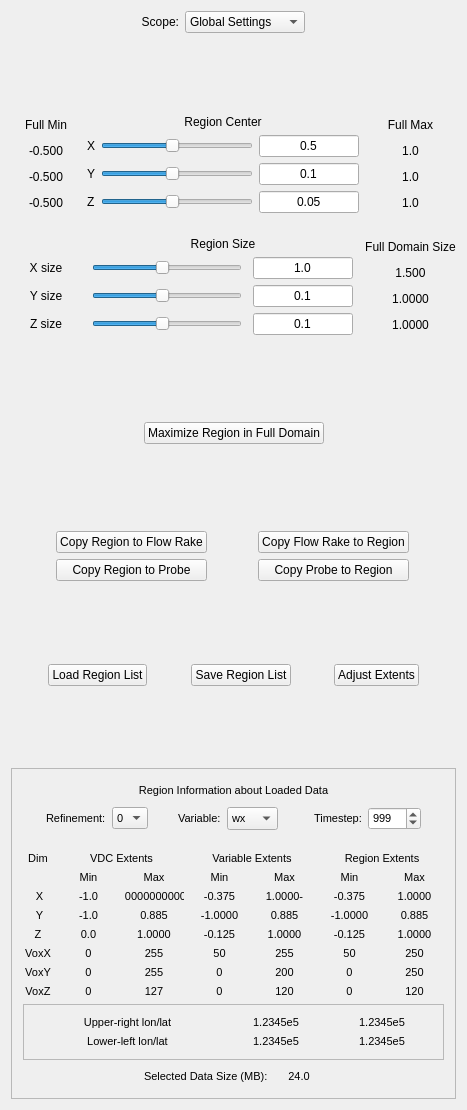
Before: the Qt Designer form apps/vaporgui/guis/ui/regiontab.ui in yyr/vapor, drawn with Qt 5.
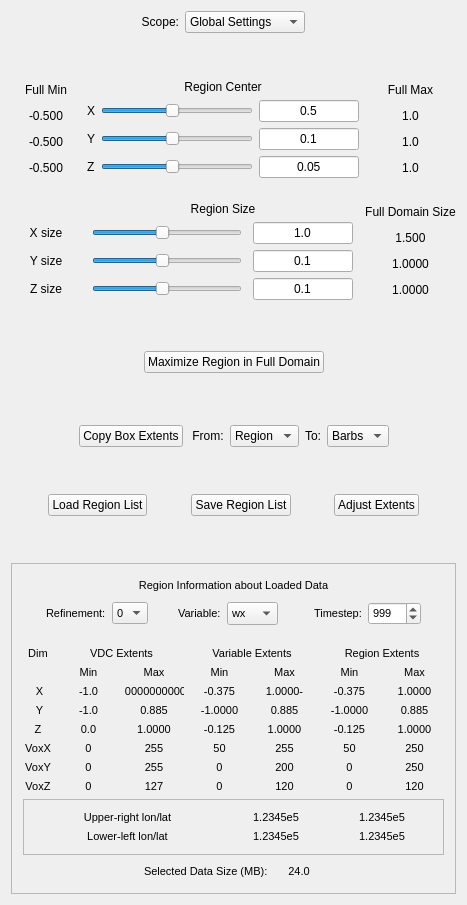
After: the same form once the commit is applied.

Patch:
```diff
--- a/apps/vaporgui/guis/ui/regiontab.ui
+++ b/apps/vaporgui/guis/ui/regiontab.ui
@@ -7,7 +7,7 @@
     <x>0</x>
     <y>0</y>
     <width>467</width>
-    <height>1110</height>
+    <height>905</height>
    </rect>
   </property>
   <property name="sizePolicy">
@@ -1157,17 +1157,38 @@
      </item>
      <item>
       <layout class="QGridLayout">
-       <item row="0" column="1">
-        <widget class="QPushButton" name="regionToRakeButton">
-         <property name="toolTip">
-          <string>Set current Rake to use this region</string>
-         </property>
-         <property name="text">
-          <string>Copy Region to Flow Rake</string>
-         </property>
-        </widget>
-       </item>
        <item row="0" column="4">
+        <widget class="QLabel" name="label_2">
+         <property name="whatsThis">
+          <string>&lt;html&gt;&lt;head/&gt;&lt;body&gt;&lt;p&gt;The extents being used in one tab can be copied to another tab using the &amp;quot;Copy Box&amp;quot; button. Select the &amp;quot;From:&amp;quot; tab and the &amp;quot;To:&amp;quot; tab associated with the extents to be copied, make sure that the current instances in each of these tabs are the ones that are to be copied, and that these extents are associated with the current active visualizer (if there is more than one visualizer). The extents of the source box should be within the current data domain. Note: when copying a 2D box to a 3D box, the 3D box retains its vertical size. When copying a 3D box to a 2D box the vertical extents of the 3D box are ignored. When copying a rotated 3D box (Probe or Contours) the rotation is ignored. &lt;/p&gt;&lt;/body&gt;&lt;/html&gt;</string>
+         </property>
+         <property name="text">
+          <string>To:</string>
+         </property>
+        </widget>
+       </item>
+       <item row="0" column="3">
+        <widget class="QComboBox" name="copyBoxFromCombo">
+         <property name="minimumSize">
+          <size>
+           <width>60</width>
+           <height>0</height>
+          </size>
+         </property>
+         <property name="toolTip">
+          <string>Select the tab associated with the extents to be copied</string>
+         </property>
+         <property name="whatsThis">
+          <string>&lt;html&gt;&lt;head/&gt;&lt;body&gt;&lt;p&gt;The extents being used in one tab can be copied to another tab using the &amp;quot;Copy Box&amp;quot; button. Select the &amp;quot;From:&amp;quot; tab and the &amp;quot;To:&amp;quot; tab associated with the extents to be copied, make sure that the current instances in each of these tabs are the ones that are to be copied, and that these extents are associated with the current active visualizer (if there is more than one visualizer). The extents of the source box should be within the current data domain. Note: when copying a 2D box to a 3D box, the 3D box retains its vertical size. When copying a 3D box to a 2D box the vertical extents of the 3D box are ignored. When copying a rotated 3D box (Probe or Contours) the rotation is ignored. &lt;/p&gt;&lt;/body&gt;&lt;/html&gt;</string>
+         </property>
+         <item>
+          <property name="text">
+           <string>Region</string>
+          </property>
+         </item>
+        </widget>
+       </item>
+       <item row="0" column="6">
         <spacer name="spacer23">
          <property name="orientation">
           <enum>Qt::Horizontal</enum>
@@ -1183,38 +1204,6 @@
          </property>
         </spacer>
        </item>
-       <item row="1" column="2">
-        <spacer name="spacer22">
-         <property name="orientation">
-          <enum>Qt::Horizontal</enum>
-         </property>
-         <property name="sizeType">
-          <enum>QSizePolicy::Expanding</enum>
-         </property>
-         <property name="sizeHint" stdset="0">
-          <size>
-           <width>52</width>
-           <height>20</height>
-          </size>
-         </property>
-        </spacer>
-       </item>
-       <item row="1" column="4">
-        <spacer name="spacer24">
-         <property name="orientation">
-          <enum>Qt::Horizontal</enum>
-         </property>
-         <property name="sizeType">
-          <enum>QSizePolicy::Expanding</enum>
-         </property>
-         <property name="sizeHint" stdset="0">
-          <size>
-           <width>50</width>
-           <height>20</height>
-          </size>
-         </property>
-        </spacer>
-       </item>
        <item row="0" column="0">
         <spacer name="spacer19">
          <property name="orientation">
@@ -1231,65 +1220,44 @@
          </property>
         </spacer>
        </item>
-       <item row="1" column="3">
-        <widget class="QPushButton" name="probeToRegionButton">
-         <property name="toolTip">
-          <string>Set this region to use current probe bounds</string>
-         </property>
-         <property name="text">
-          <string>Copy Probe to Region</string>
-         </property>
-        </widget>
-       </item>
        <item row="0" column="2">
-        <spacer name="spacer21_2">
-         <property name="orientation">
-          <enum>Qt::Horizontal</enum>
+        <widget class="QLabel" name="label">
+         <property name="whatsThis">
+          <string>&lt;html&gt;&lt;head/&gt;&lt;body&gt;&lt;p&gt;The extents being used in one tab can be copied to another tab using the &amp;quot;Copy Box&amp;quot; button. Select the &amp;quot;From:&amp;quot; tab and the &amp;quot;To:&amp;quot; tab associated with the extents to be copied, make sure that the current instances in each of these tabs are the ones that are to be copied, and that these extents are associated with the current active visualizer (if there is more than one visualizer). The extents of the source box should be within the current data domain. Note: when copying a 2D box to a 3D box, the 3D box retains its vertical size. When copying a 3D box to a 2D box the vertical extents of the 3D box are ignored. When copying a rotated 3D box (Probe or Contours) the rotation is ignored. &lt;/p&gt;&lt;/body&gt;&lt;/html&gt;</string>
          </property>
-         <property name="sizeType">
-          <enum>QSizePolicy::Expanding</enum>
+         <property name="text">
+          <string> From:</string>
          </property>
-         <property name="sizeHint" stdset="0">
-          <size>
-           <width>52</width>
-           <height>20</height>
-          </size>
-         </property>
-        </spacer>
+        </widget>
        </item>
-       <item row="1" column="0">
-        <spacer name="spacer20_2">
-         <property name="orientation">
-          <enum>Qt::Horizontal</enum>
-         </property>
-         <property name="sizeType">
-          <enum>QSizePolicy::Expanding</enum>
-         </property>
-         <property name="sizeHint" stdset="0">
+       <item row="0" column="5">
+        <widget class="QComboBox" name="copyBoxToCombo">
+         <property name="minimumSize">
           <size>
-           <width>53</width>
-           <height>20</height>
+           <width>60</width>
+           <height>0</height>
           </size>
          </property>
-        </spacer>
-       </item>
-       <item row="1" column="1">
-        <widget class="QPushButton" name="regionToProbeButton">
          <property name="toolTip">
           <string>Set current probe to this region</string>
          </property>
-         <property name="text">
-          <string>Copy Region to Probe</string>
+         <property name="whatsThis">
+          <string>&lt;html&gt;&lt;head/&gt;&lt;body&gt;&lt;p&gt;The extents being used in one tab can be copied to another tab using the &amp;quot;Copy Box&amp;quot; button. Select the &amp;quot;From:&amp;quot; tab and the &amp;quot;To:&amp;quot; tab associated with the extents to be copied, make sure that the current instances in each of these tabs are the ones that are to be copied, and that these extents are associated with the current active visualizer (if there is more than one visualizer). The extents of the source box should be within the current data domain. Note: when copying a 2D box to a 3D box, the 3D box retains its vertical size. When copying a 3D box to a 2D box the vertical extents of the 3D box are ignored. When copying a rotated 3D box (Probe or Contours) the rotation is ignored. &lt;/p&gt;&lt;/body&gt;&lt;/html&gt;</string>
          </property>
+         <item>
+          <property name="text">
+           <string>Barbs</string>
+          </property>
+         </item>
         </widget>
        </item>
-       <item row="0" column="3">
-        <widget class="QPushButton" name="rakeToRegionButton">
+       <item row="0" column="1">
+        <widget class="QPushButton" name="copyBoxButton">
          <property name="toolTip">
           <string>Set this region to use current rake bounds</string>
          </property>
          <property name="text">
-          <string>Copy Flow Rake to Region</string>
+          <string>Copy Box Extents</string>
          </property>
         </widget>
        </item>
```
Left out of the diff: 7 changed lines with no effect on the pictures.
